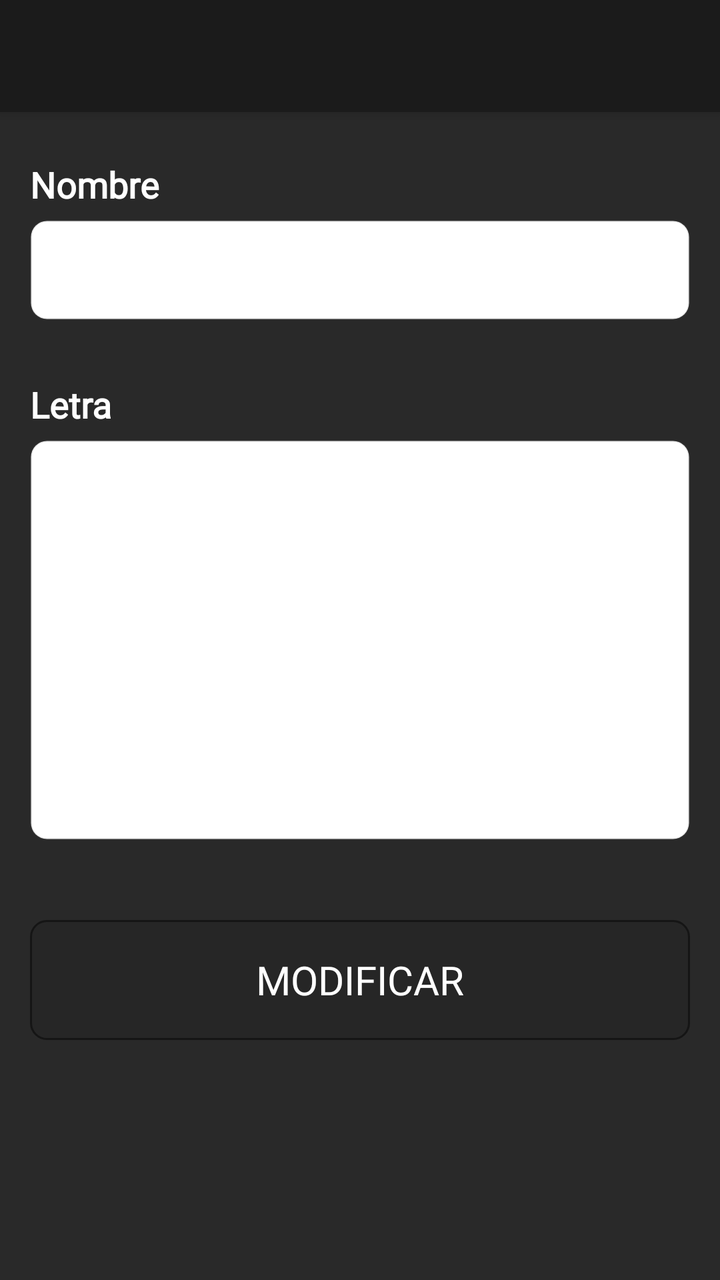
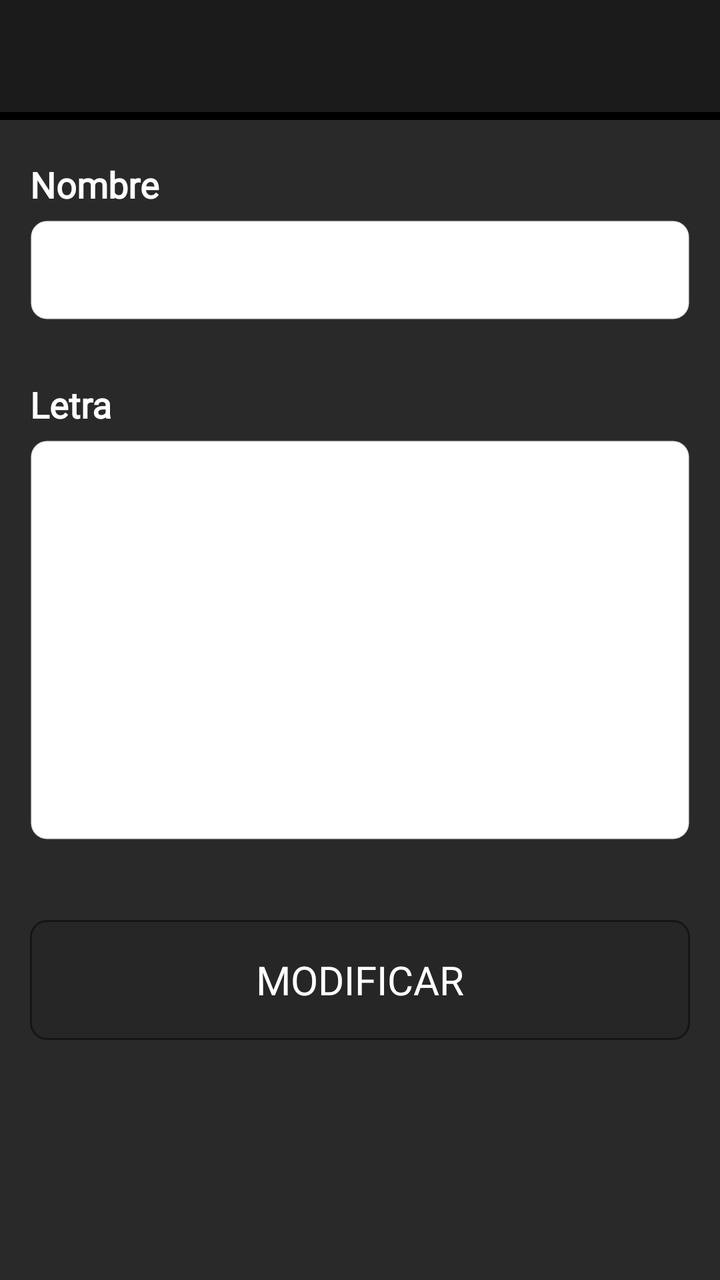

An Android layout rendered at two revisions. The XML below is the earlier revision; the diff shows what the commit changed to produce the second picture.
<!-- AndroidManifest.xml: application theme Theme.CantosCoro.NoActionBar -->
<!-- res/layout/activity_mod_canto_esquema.xml -->
<?xml version="1.0" encoding="utf-8"?>
<androidx.constraintlayout.widget.ConstraintLayout xmlns:android="http://schemas.android.com/apk/res/android"
    xmlns:tools="http://schemas.android.com/tools"
    android:layout_width="match_parent"
    android:layout_height="match_parent"
    style="@style/fondo"
    tools:context=".ui.ModCantoEsquemaActivity">

    <include
        android:id="@+id/app_bar"
        layout="@layout/app_bar"
        android:layout_width="match_parent"
        android:layout_height="match_parent" />

    <ScrollView
        android:layout_marginTop="60dp"
        android:layout_width="match_parent"
        android:layout_height="match_parent"
        style="@style/fondo"
        tools:ignore="MissingConstraints">

        <LinearLayout
            android:layout_width="match_parent"
            android:layout_height="wrap_content"
            android:orientation="vertical"
            tools:ignore="UselessLeaf">

            <TextView
                android:id="@+id/tvNombre"
                android:layout_height="25dp"
                android:layout_width="match_parent"
                android:layout_marginTop="20dp"
                android:layout_marginStart="15dp"
                android:layout_marginEnd="15dp"
                android:text="@string/nombre"
                android:textStyle="bold"
                android:textSize="18sp"
                android:fontFamily="@font/mywife"
                style="@style/texto"
                />

            <EditText
                android:id="@+id/etNombre"
                android:layout_width="match_parent"
                android:layout_height="50dp"
                android:layout_marginTop="5dp"
                android:layout_marginStart="15dp"
                android:layout_marginEnd="15dp"
                android:inputType="text"
                android:textSize="18sp"
                style="@style/campo"
                tools:ignore="LabelFor"
                android:autofillHints="Nombre" />

            <TextView
                android:id="@+id/tvLetra"
                android:layout_height="25dp"
                android:layout_width="match_parent"
                android:layout_marginTop="30dp"
                android:layout_marginStart="15dp"
                android:layout_marginEnd="15dp"
                android:text="@string/letra"
                android:textStyle="bold"
                android:textSize="18sp"
                android:fontFamily="@font/mywife"
                style="@style/texto"
                />

            <EditText
                android:id="@+id/etLetra"
                android:layout_width="match_parent"
                android:layout_height="match_parent"
                android:layout_marginTop="5dp"
                android:layout_marginStart="15dp"
                android:layout_marginEnd="15dp"
                android:textSize="18sp"
                android:gravity="top"
                android:inputType="textMultiLine"
                android:minHeight="200dp"
                style="@style/campo"
                tools:ignore="LabelFor"
                android:autofillHints="Letra"
                />

            <Button
                android:id="@+id/bAgregar"
                android:layout_width="match_parent"
                android:layout_height="60dp"
                android:layout_marginTop="40dp"
                android:layout_marginStart="15dp"
                android:layout_marginEnd="15dp"
                android:layout_marginBottom="25dp"
                android:textSize="20sp"
                android:onClick="modificarCanto"
                android:text="@string/modificar"
                style="@style/boton"
                android:fontFamily="@font/mywife"
                tools:ignore="UsingOnClickInXml" />
        </LinearLayout>
    </ScrollView>
</androidx.constraintlayout.widget.ConstraintLayout>
<!-- res/layout/app_bar.xml (included above) -->
<?xml version="1.0" encoding="utf-8"?>
<androidx.coordinatorlayout.widget.CoordinatorLayout xmlns:android="http://schemas.android.com/apk/res/android"
    xmlns:app="http://schemas.android.com/apk/res-auto"
    xmlns:tools="http://schemas.android.com/tools"
    android:layout_width="match_parent"
    android:layout_height="match_parent"
    tools:context=".ui.MenuLateralActivity">

    <com.google.android.material.appbar.AppBarLayout
        android:layout_width="match_parent"
        android:layout_height="wrap_content"
        android:theme="@style/Theme.CantosCoro.AppBarOverlay">

        <androidx.appcompat.widget.Toolbar
            android:id="@+id/toolbar"
            android:layout_width="match_parent"
            android:layout_height="?attr/actionBarSize"
            android:background="@color/teal_500"
            app:popupTheme="@style/Theme.CantosCoro.PopupOverlay"
            />

    </com.google.android.material.appbar.AppBarLayout>

</androidx.coordinatorlayout.widget.CoordinatorLayout>
<!-- resources referenced by this layout -->
<resources>
  <color name="teal_500">#1B1B1B</color>
  <string name="letra">Letra</string>
  <string name="modificar">Modificar</string>
  <string name="nombre">Nombre</string>
  <style name="Theme.CantosCoro.AppBarOverlay" parent="ThemeOverlay.AppCompat.Dark.ActionBar" />
  <style name="Theme.CantosCoro.PopupOverlay" parent="ThemeOverlay.AppCompat.Light" />
  <style name="boton" parent="TextAppearance.AppCompat.Button">
          <item name="android:textColor">#FFFFFF</item>
          <item name="android:background">@drawable/boton_claro</item>
      </style>
  <style name="campo" parent="TextAppearance.AppCompat">
          <item name="android:textColor">#121212</item>
          <item name="android:background">@drawable/redondo_claro</item>
      </style>
  <style name="fondo" parent="TextAppearance.AppCompat">
          <item name="android:textColor">#ACACAC</item>
          <item name="android:background">#292929</item>
      </style>
  <style name="texto" parent="TextAppearance.AppCompat">
          <item name="android:textColor">#FFFFFF</item>
      </style>
  <style name="Theme.CantosCoro.NoActionBar">
          <item name="windowActionBar">false</item>
          <item name="windowNoTitle">true</item>
      </style>
  <!-- drawable boton_claro (drawable) -->
  <?xml version="1.0" encoding="utf-8"?>
  
  <shape xmlns:android="http://schemas.android.com/apk/res/android">
          <stroke
              android:width="1dp"
              android:color="#151515"/>
              <solid
               android:color="#C9252525"
              />
             <padding
                 android:bottom="3dp"
                 android:left="3dp"
                 android:right="3dp"
                 android:top="3dp"
                 />
              <corners
                  android:radius="8dp"
                  />
  
  </shape>
  <!-- drawable redondo_claro (drawable) -->
  <?xml version="1.0" encoding="utf-8"?>
  
  <shape xmlns:android="http://schemas.android.com/apk/res/android">
          <stroke
              android:width="1dp"
              android:color="#1E5E5E5E"/>
              <solid
               android:color="#FFF"
              />
             <padding
                 android:bottom="3dp"
                 android:left="3dp"
                 android:right="3dp"
                 android:top="3dp"
                 />
              <corners
                  android:radius="8dp"
                  />
  
  </shape>
</resources>

<!-- the commit's change to res/layout/activity_mod_canto_esquema.xml (unified diff, before → after) -->
@@ -3,7 +3,8 @@
     xmlns:tools="http://schemas.android.com/tools"
     android:layout_width="match_parent"
     android:layout_height="match_parent"
-    style="@style/fondo"
+    style="@style/barra"
+    android:fitsSystemWindows="true"
     tools:context=".ui.ModCantoEsquemaActivity">
 
     <include
<!-- resource entries referenced after the edit -->
@@ -6,6 +6,10 @@
   <string name="nombre">Nombre</string>
   <style name="Theme.CantosCoro.AppBarOverlay" parent="ThemeOverlay.AppCompat.Dark.ActionBar" />
   <style name="Theme.CantosCoro.PopupOverlay" parent="ThemeOverlay.AppCompat.Light" />
+  <style name="barra" parent="TextAppearance.AppCompat">
+          <item name="android:textColor">#ACACAC</item>
+          <item name="android:background">#000000</item>
+      </style>
   <style name="boton" parent="TextAppearance.AppCompat.Button">
           <item name="android:textColor">#FFFFFF</item>
           <item name="android:background">@drawable/boton_claro</item>
